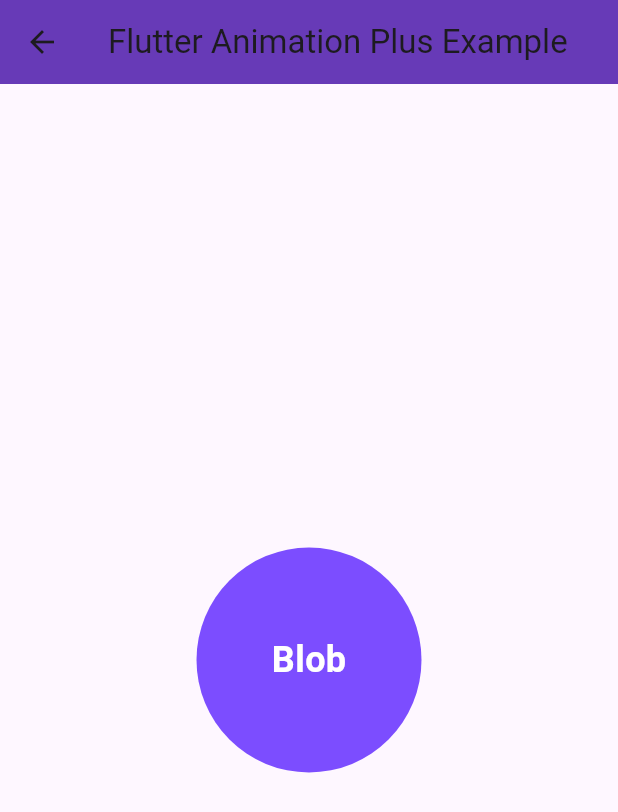
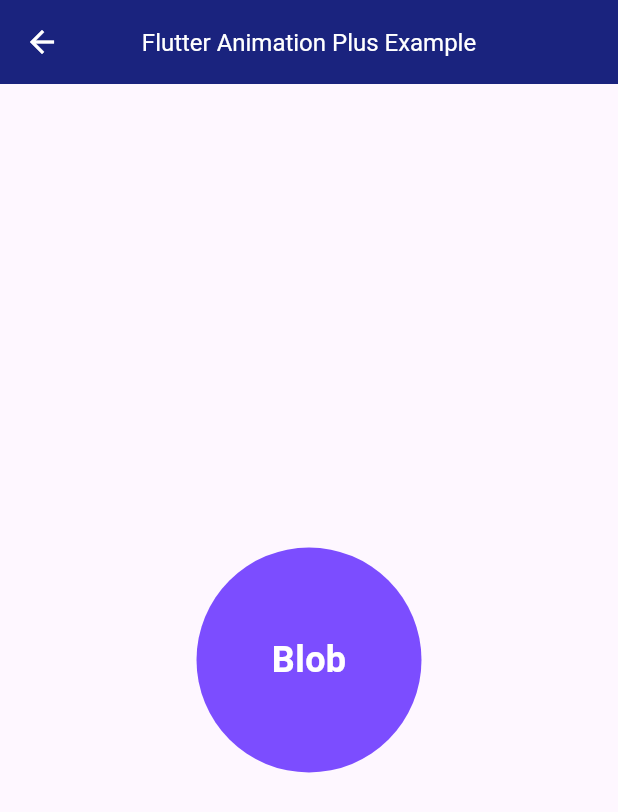
Before and after one commit to Shehryar-dev/useful_packages, a Flutter app: the FlutterAnimationPlusExample screen opened directly, on a phone screen of 412 x 824 dp. Shown: the top 812 px of the screen. Run offline on Flutter 3.47's test engine with Material 3 defaults, Android fonts, the phone set to English and light mode, and no system bars; our stand-ins replace animate_do, animated_list_plus, device_preview, flutter_animate, flutter_rating_bar, flutter_staggered_animations and 4 more; missing offline and left inert: feedback, flutter_animation_plus.

Commit message:
Code Update

```diff
--- a/lib/packages/11_flutter_animation_plus/flutter_animation_plus.dart
+++ b/lib/packages/11_flutter_animation_plus/flutter_animation_plus.dart
@@ -8,8 +8,9 @@ class FlutterAnimationPlusExample extends StatelessWidget {
   Widget build(BuildContext context) {
     return Scaffold(
       appBar: AppBar(
-        title: const Text('Flutter Animation Plus Example'),
-        backgroundColor: Colors.deepPurple,
+        title: const Text('Flutter Animation Plus Example',style: TextStyle(color: Colors.white, fontSize: 16),),
+        backgroundColor: Colors.indigo.shade900,
+        iconTheme: IconThemeData(color: Colors.white),
         centerTitle: true,
       ),
       body: Center(
```
Also changed, not shown: lib/home/home_screen.dart (+8 -2 lines), 1 other file.
